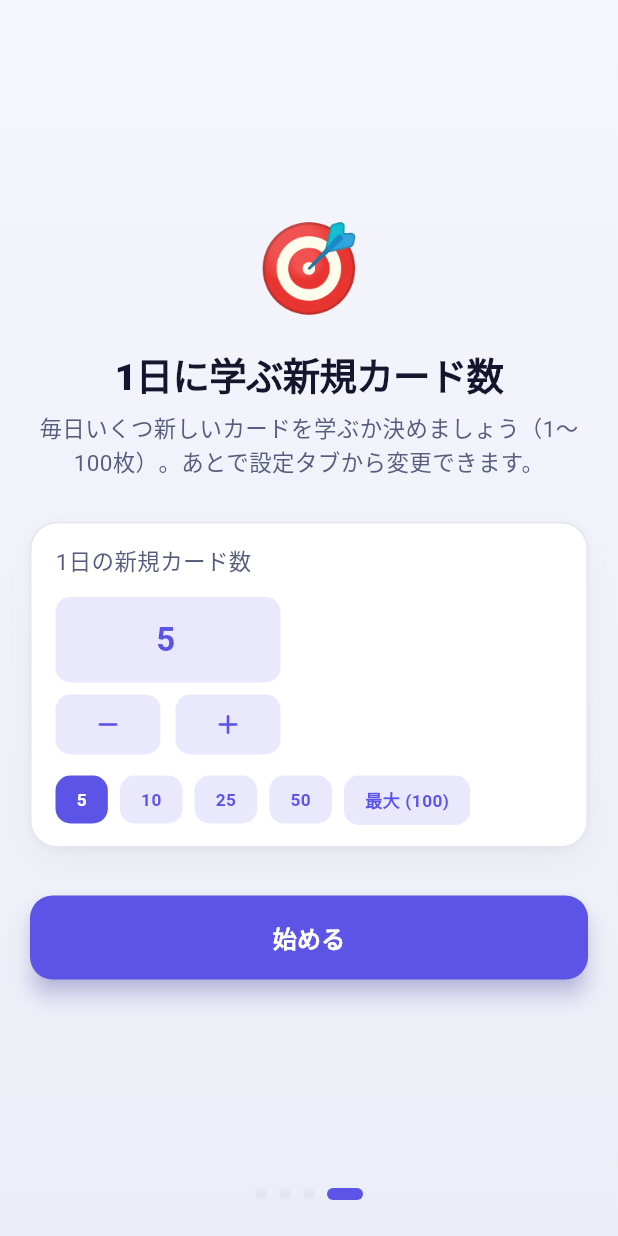
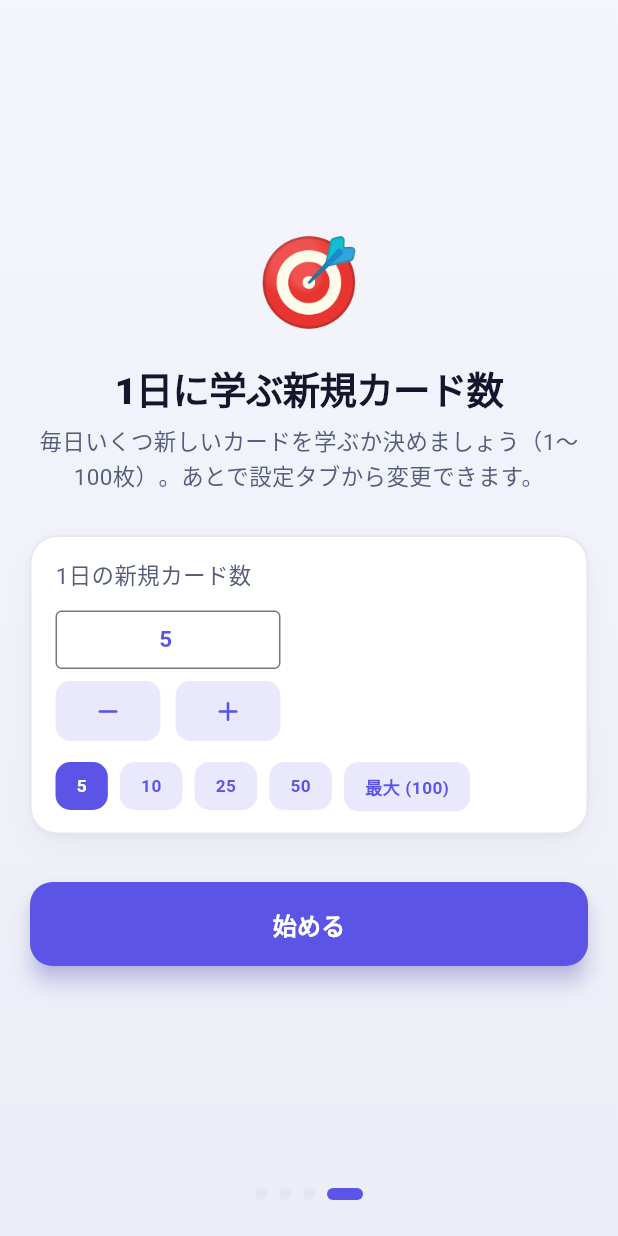
Before and after one commit to murakami-kaito-dev/SHIP_IT_ENGLISH, a Flutter app: the screen it shows after launch, swiped to page 4, on a phone screen of 412 x 824 dp. Run offline on Flutter 3.47's test engine with Material 3 defaults, Android fonts, the phone set to English and light mode, and no system bars; our stand-ins replace audioplayers, confetti, file_picker, flutter_local_notifications, flutter_riverpod, flutter_tts and 7 more; accounts and stored records are empty; Roboto replaces fonts that are missing (Menlo); project files that could hold a hidden picture were left out.

Commit message:
fix(ui): NumberStepper の入力欄を従来の枠線ありUIに戻す
- 数値入力欄を淡色ベタ塗り・大きめ→**従来の枠線ありコンパクト**に戻した
  （−/＋を下に置く変更は維持）。大きな箱で「1日の新規カード数」の配置が
  歪んで見えた問題を解消。
- spec(screens/study) の記述も枠線ありに修正。

Co-Authored-By: Claude Opus 4.8 <noreply@anthropic.com>

```diff
--- a/lib/shared/widgets/number_stepper.dart
+++ b/lib/shared/widgets/number_stepper.dart
@@ -151,29 +151,19 @@ class _NumberStepperState extends State<NumberStepper> {
                   .copyWith(fontWeight: FontWeight.w600)),
           const SizedBox(height: 6),
         ],
-        // 四角い数値入力欄（枠線なし・淡色ベタ塗り）
-        Container(
-          decoration: BoxDecoration(
-            color: AppTheme.primaryLight,
-            borderRadius: BorderRadius.circular(10),
-          ),
-          child: TextField(
+        // 数値入力欄（従来どおり枠線ありのコンパクトなフィールド）
+        TextField(
           controller: _controller,
           focusNode: _focus,
           textAlign: TextAlign.center,
           keyboardType: TextInputType.number,
           textInputAction: TextInputAction.done,
           inputFormatters: [FilteringTextInputFormatter.digitsOnly],
-            style: AppTheme.monoNumberLarge.copyWith(
-              color: AppTheme.primary,
-              fontSize: 22,
-            ),
+          style: AppTheme.monoNumber.copyWith(color: AppTheme.primary),
           decoration: const InputDecoration(
             isDense: true,
-              contentPadding: EdgeInsets.symmetric(vertical: 12),
-              border: InputBorder.none,
-              enabledBorder: InputBorder.none,
-              focusedBorder: InputBorder.none,
+            contentPadding: EdgeInsets.symmetric(vertical: 8),
+            border: OutlineInputBorder(),
           ),
           onChanged: (t) {
             final n = int.tryParse(t.trim());
@@ -181,7 +171,6 @@ class _NumberStepperState extends State<NumberStepper> {
           },
           onSubmitted: (_) => _focus.unfocus(),
           onTapOutside: (_) => _focus.unfocus(),
-          ),
         ),
         const SizedBox(height: 8),
         // 下に − / ＋（長押し加速）
```
Also changed, not shown: 1 other file. Lines whose indentation alone changed are shown as unchanged.
